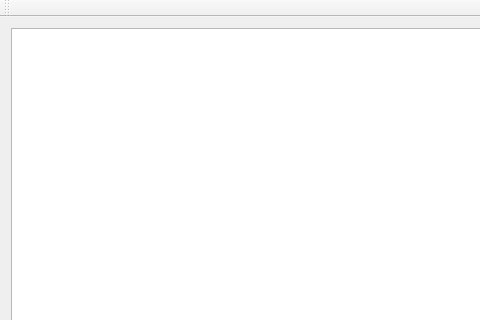
This is g30p-txtreader-ui/mainwindow.ui in zlp-coder/g30p-txtreader as Qt 5 draws it before an edit; both pictures show x 0 to 480 and y 0 to 320 of the 800 by 600 pixel window. The edited form follows.
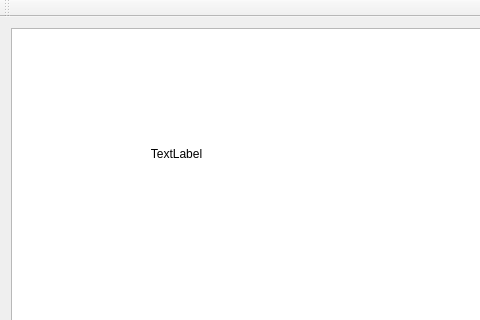
This is the edited form. The open tabs and pages were chosen to show the change.

Commit message: #增加对gif图片播放的支持，收集gif也是乐趣之一 #打开文件时增加重建索引的对话框，用于更新文件之后重新建立索引列表

Patch:
```diff
--- a/g30p-txtreader-ui/mainwindow.ui
+++ b/g30p-txtreader-ui/mainwindow.ui
@@ -52,6 +52,28 @@
          <bool>true</bool>
         </property>
        </widget>
+       <widget class="QLabel" name="txtMovie">
+        <property name="geometry">
+         <rect>
+          <x>0</x>
+          <y>0</y>
+          <width>331</width>
+          <height>251</height>
+         </rect>
+        </property>
+        <property name="sizePolicy">
+         <sizepolicy hsizetype="Expanding" vsizetype="Expanding">
+          <horstretch>0</horstretch>
+          <verstretch>0</verstretch>
+         </sizepolicy>
+        </property>
+        <property name="text">
+         <string>TextLabel</string>
+        </property>
+        <property name="alignment">
+         <set>Qt::AlignCenter</set>
+        </property>
+       </widget>
       </widget>
      </widget>
     </item>
```
The commit also changes 2 other files.
